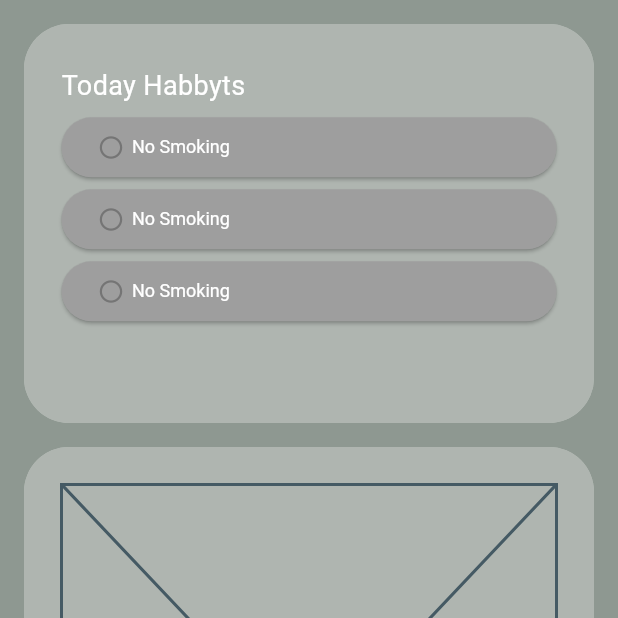
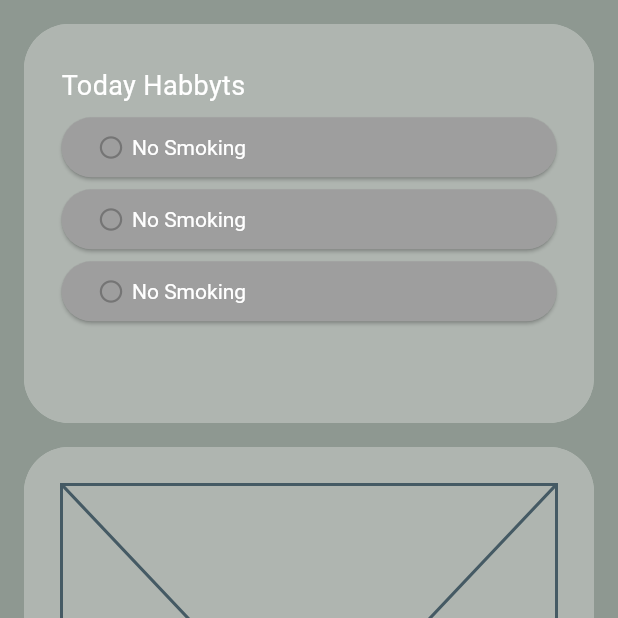
Before and after one commit to Bogghi/smore_tracker, a Flutter app: the screen it shows after launch, on a phone screen of 412 x 824 dp, the top half of it. Run offline on Flutter 3.47's test engine with Material 3 defaults, Android fonts, the phone set to English and light mode, and no system bars.

Commit message:
updated button style

```diff
--- a/lib/main.dart
+++ b/lib/main.dart
@@ -22,7 +22,6 @@ class MyApp extends StatelessWidget {
         appBarTheme: const AppBarTheme(
           backgroundColor: Colors.transparent,
         ),
-        textTheme: const TextTheme(),
         elevatedButtonTheme: ElevatedButtonThemeData(
           style: ElevatedButton.styleFrom(
             backgroundColor: Colors.grey,
--- a/lib/pages/home_page/stats_view.dart
+++ b/lib/pages/home_page/stats_view.dart
@@ -1,6 +1,7 @@
 import 'package:flutter/material.dart';
 
 import 'package:smoke_tracker/widgets/panel.dart';
+import 'package:smoke_tracker/widgets/habit_button.dart';
 import 'package:smoke_tracker/meta/constants.dart';
 
 class StatsView extends StatelessWidget {
@@ -44,65 +45,17 @@ class StatsView extends StatelessWidget {
                     alignment: Alignment.centerLeft,
                     child: Column(
                       children: [
-                        ElevatedButton(
+                        HabitButton(
+                          label: "No Smoking",
                           onPressed: (){},
-                          child: Row(
-                            children: [
-                              Icon(
-                                Icons.circle_outlined,
-                                color: Theme.of(context).iconTheme.color,
-                              ),
-                              const SizedBox(width: 5),
-                              const Align(
-                                alignment: Alignment.centerLeft,
-                                child: Text(
-                                  "No Smoking",
-                                  style: TextStyle(
-                                      fontSize: 12, color: Colors.white),
-                                ),
-                              ),
-                            ],
-                          ),
                         ),
-                        ElevatedButton(
+                        HabitButton(
+                          label: "No Smoking",
                           onPressed: (){},
-                          child: Row(
-                            children: [
-                              Icon(
-                                Icons.circle_outlined,
-                                color: Theme.of(context).iconTheme.color,
-                              ),
-                              const SizedBox(width: 5),
-                              const Align(
-                                alignment: Alignment.centerLeft,
-                                child: Text(
-                                  "No Smoking",
-                                  style: TextStyle(
-                                      fontSize: 12, color: Colors.white),
-                                ),
-                              ),
-                            ],
-                          ),
                         ),
-                        ElevatedButton(
+                        HabitButton(
+                          label: "No Smoking",
                           onPressed: (){},
-                          child: Row(
-                            children: [
-                              Icon(
-                                Icons.circle_outlined,
-                                color: Theme.of(context).iconTheme.color,
-                              ),
-                              const SizedBox(width: 5),
-                              const Align(
-                                alignment: Alignment.centerLeft,
-                                child: Text(
-                                  "No Smoking",
-                                  style: TextStyle(
-                                      fontSize: 12, color: Colors.white),
-                                ),
-                              ),
-                            ],
-                          ),
                         ),
                       ],
                     ),
--- /dev/null
+++ b/lib/widgets/habit_button.dart
@@ -0,0 +1,35 @@
+import 'package:flutter/material.dart';
+
+class HabitButton extends StatelessWidget {
+  final String label;
+  final VoidCallback onPressed;
+
+  const HabitButton({
+    super.key,
+    required this.label,
+    required this.onPressed
+  });
+
+  @override
+  Widget build(BuildContext context) {
+    return ElevatedButton(
+      onPressed: onPressed,
+      child: Row(
+        children: [
+          Icon(
+            Icons.circle_outlined,
+            color: Theme.of(context).iconTheme.color,
+          ),
+          const SizedBox(width: 5),
+          Align(
+            alignment: Alignment.centerLeft,
+            child: Text(
+              label,
+              style: const TextStyle(color: Colors.white),
+            ),
+          ),
+        ],
+      ),
+    );
+  }
+}
```
